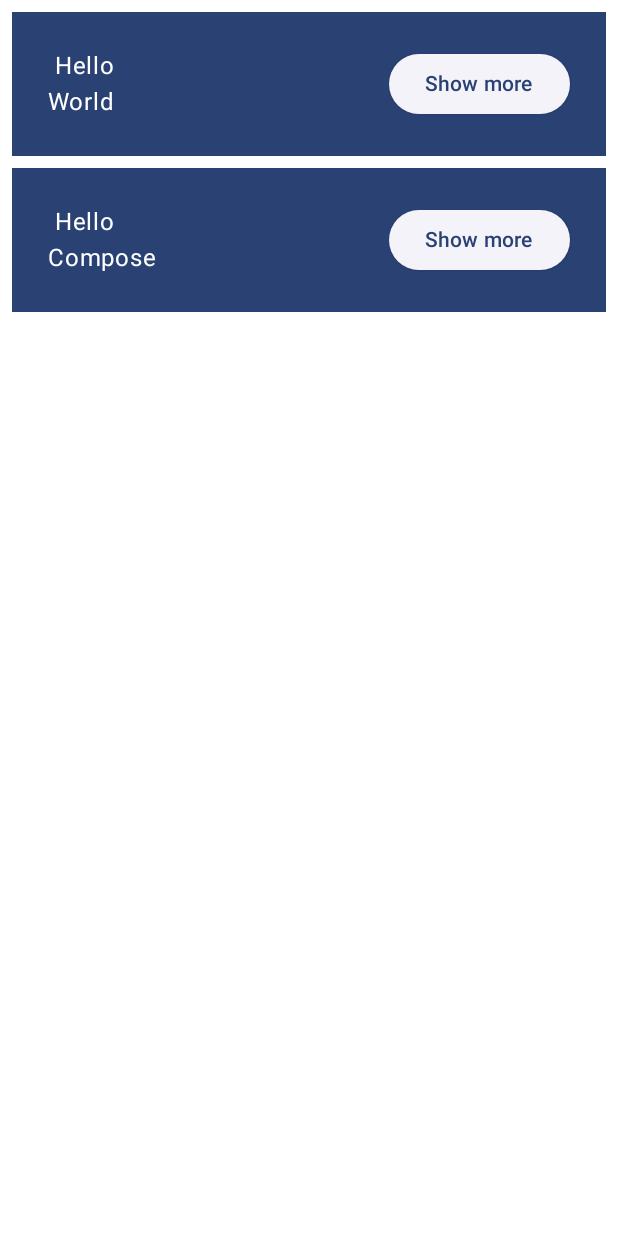
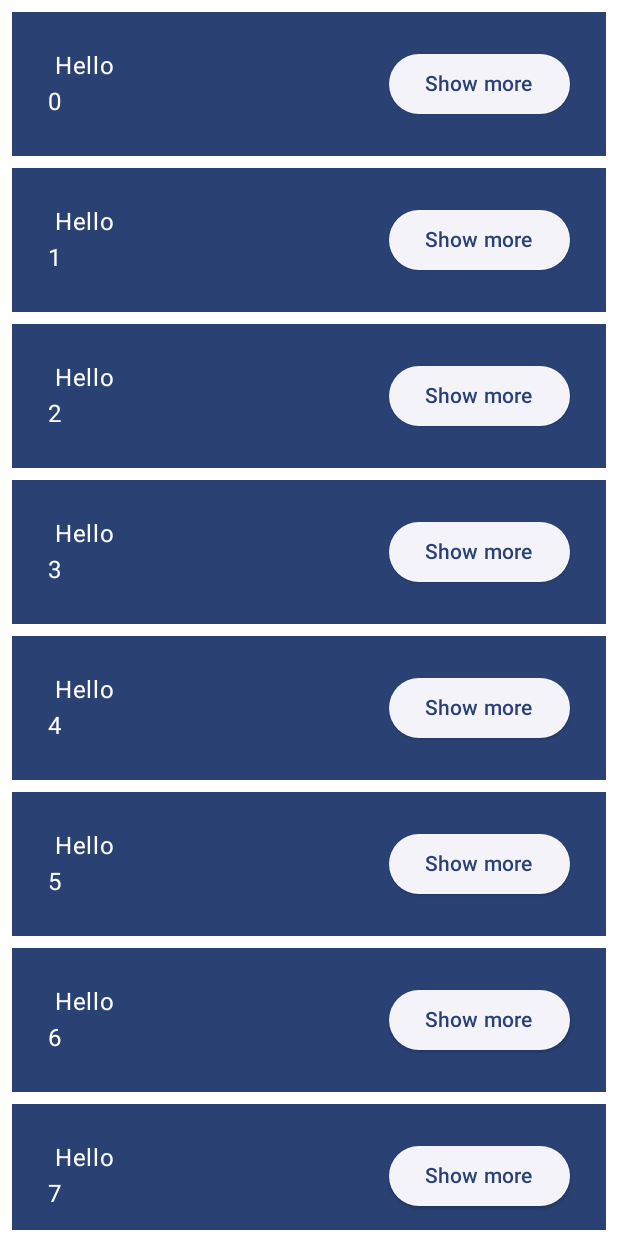
Before and after one commit to Hide109/practice-jetpac-compose, an Android app built with Jetpack Compose: the @Preview function GreetingPreview, on a phone screen of 412 x 824 dp. Run offline under Robolectric (Android 15) with nearby library versions, the phone set to English and light mode, and no system bars.

Commit message:
効率の良い遅延リスト　⑨
表示するものが多くなると今までの表示方法では同時に画面外の文も表示してしまい効率が悪い
それを回避するためCulumnをLazyColumnにして画面に表示されているアイテムのみをレンダリングしてあげ効率を上げる

```diff
--- a/app/src/main/java/com/example/basiccodelab/MainActivity.kt
+++ b/app/src/main/java/com/example/basiccodelab/MainActivity.kt
@@ -27,6 +27,8 @@ import androidx.compose.ui.unit.dp
 import androidx.compose.material3.Button
 import androidx.compose.runtime.getValue
 import androidx.compose.runtime.setValue
+import androidx.compose.foundation.lazy.LazyColumn
+import androidx.compose.foundation.lazy.items
 
 class MainActivity : ComponentActivity() {
     override fun onCreate(savedInstanceState: Bundle?) {
@@ -56,11 +58,11 @@ fun MyApp(modifier: Modifier = Modifier){
 @Composable
 private  fun Greetings(
     modifier: Modifier = Modifier,
-    names: List<String> = listOf("World","Compose")
+    names: List<String> = List(1000) { "$it" }
 ) {
-    Column(modifier = modifier.padding(vertical = 4.dp)) {
-        for (name in names){
-            Greeting(name = name)
+    LazyColumn(modifier = modifier.padding(vertical = 4.dp)) {
+        items(items = names) { names ->
+            Greeting(name = names)
         }
     }
 }
```
